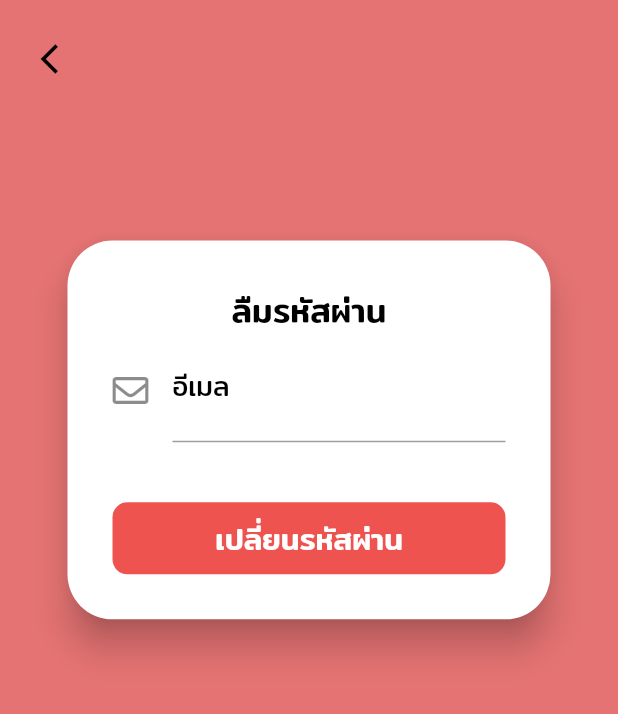
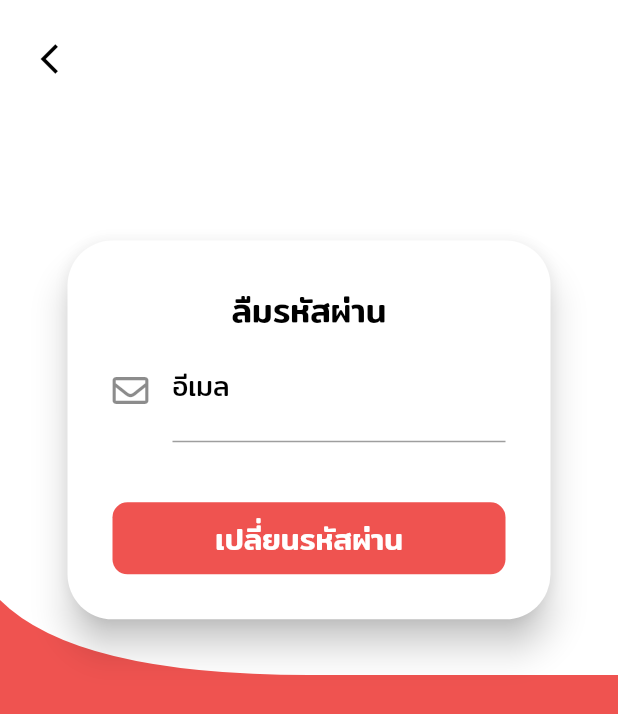
Before and after one commit to armnutthapon/Project_LittlePaw, a Flutter app: the MyResetPasswordPage screen opened directly, on a phone screen of 412 x 824 dp. Shown: the top 714 px of the screen. Run offline on Flutter 3.47's test engine with Material 2 defaults, Android fonts, the phone set to English and light mode, and no system bars; our stand-ins replace carousel_slider, firebase_auth, firebase_core, font_awesome_flutter, google_sign_in, table_calendar; accounts and stored records are empty; network calls fail.

Commit message:
bg resetpasswordPage

```diff
--- a/lib/screen/authentication/reset_password.dart
+++ b/lib/screen/authentication/reset_password.dart
@@ -41,8 +41,16 @@ class _MyResetPasswordPageState extends State<MyResetPasswordPage> {
 
     return Scaffold(
         key: scaffoldKey,
-        backgroundColor: Colors.red.shade300,
-        body: SafeArea(
+        backgroundColor: Colors.red.shade400,
+        body: Stack(
+          children: [
+            ClipPath(
+                clipper: MyClipper(),
+                child: Container(
+                  height: 450,
+                  color: Colors.white,
+                )),
+            SafeArea(
               child: Form(
                 key: _formkey,
                 child: SingleChildScrollView(
@@ -78,7 +86,8 @@ class _MyResetPasswordPageState extends State<MyResetPasswordPage> {
                                 child: Column(
                                   children: [
                                     Row(
-                                  mainAxisAlignment: MainAxisAlignment.center,
+                                      mainAxisAlignment:
+                                          MainAxisAlignment.center,
                                       children: [
                                         Text("ลืมรหัสผ่าน",
                                             style: TextStyle(
@@ -128,7 +137,8 @@ class _MyResetPasswordPageState extends State<MyResetPasswordPage> {
                                                   Navigator.push(
                                                       context,
                                                       MaterialPageRoute(
-                                                      builder: (_) => Login()));
+                                                          builder: (_) =>
+                                                              Login()));
                                                 });
                                               }
                                             },
@@ -148,7 +158,8 @@ class _MyResetPasswordPageState extends State<MyResetPasswordPage> {
                                       ),
                                       decoration: BoxDecoration(
                                         color: Colors.red.shade400,
-                                    borderRadius: BorderRadius.circular(10.0),
+                                        borderRadius:
+                                            BorderRadius.circular(10.0),
                                       ),
                                     ),
                                   ],
@@ -166,6 +177,8 @@ class _MyResetPasswordPageState extends State<MyResetPasswordPage> {
                   ),
                 ),
               ),
+            )
+          ],
         ));
   }
 
@@ -185,3 +198,24 @@ class _MyResetPasswordPageState extends State<MyResetPasswordPage> {
     ));
   }
 }
+
+class MyClipper extends CustomClipper<Path> {
+  @override
+  Path getClip(Size size) {
+    Path path = Path();
+    path.lineTo(0, size.height - 50);
+    var controllPoint = Offset(50, size.height);
+    var endPoint = Offset(size.width / 2, size.height);
+    path.quadraticBezierTo(
+        controllPoint.dx, controllPoint.dy, endPoint.dx, endPoint.dy);
+    path.lineTo(size.width, size.height);
+    path.lineTo(size.width, 0);
+
+    return path;
+  }
+
+  @override
+  bool shouldReclip(CustomClipper<Path> oldClipper) {
+    return false;
+  }
+}
```
Lines whose indentation alone changed are shown as unchanged.
